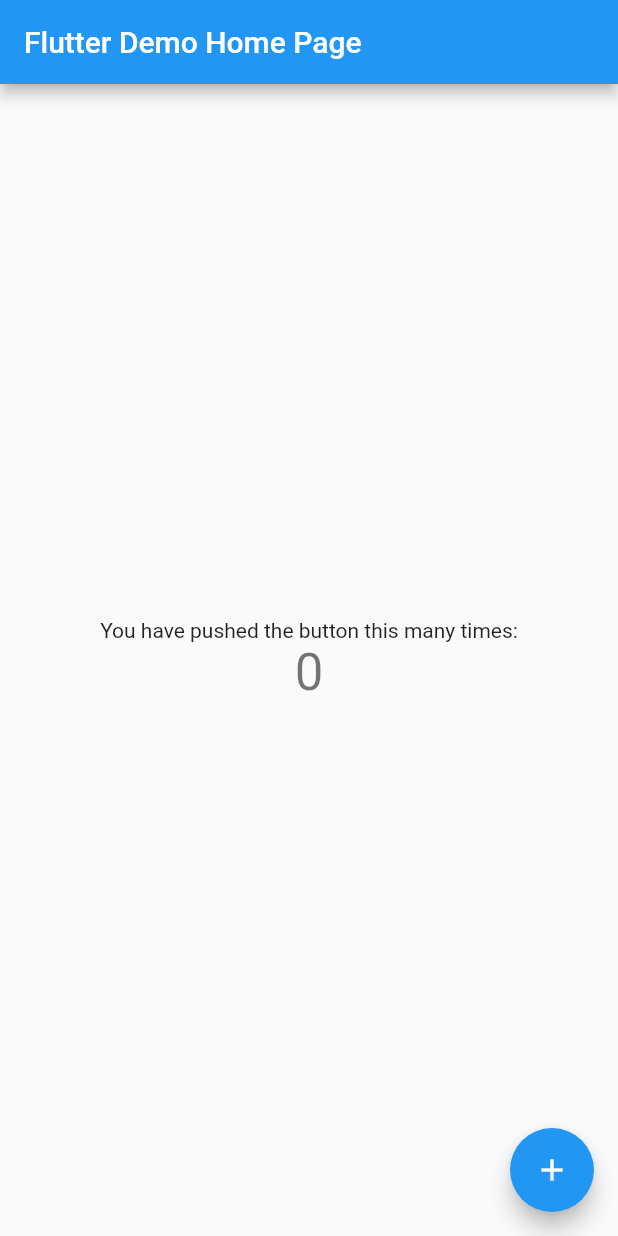
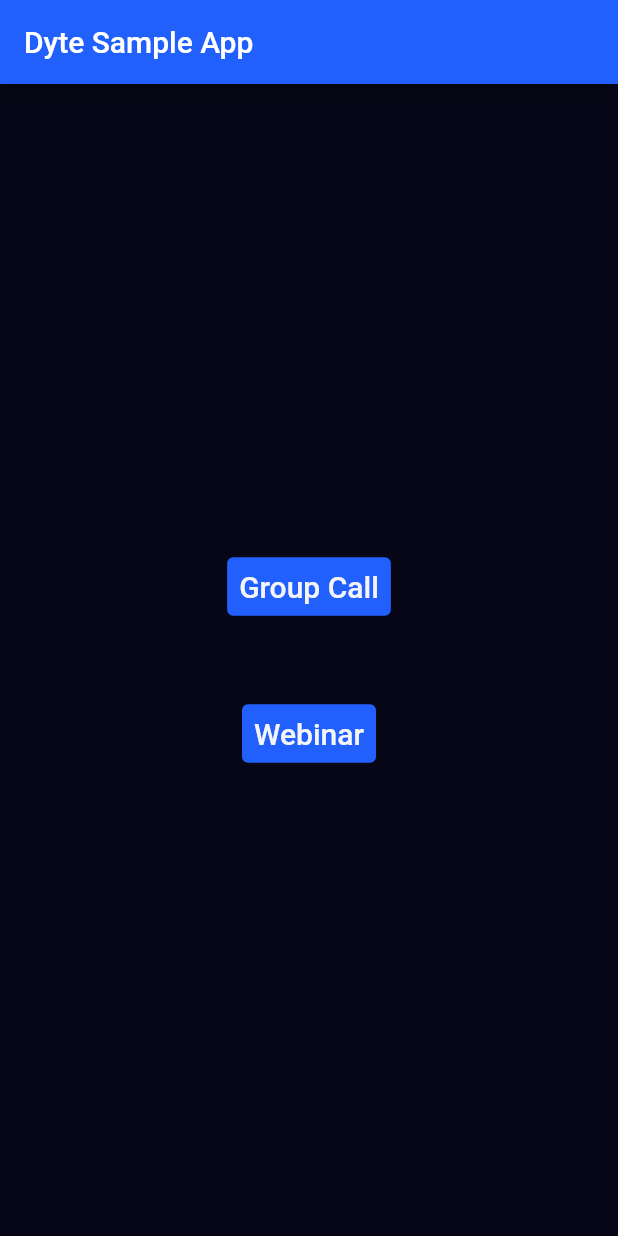
Before and after one commit to mokshdagangrade/flutter-sample-app, a Flutter app: the screen it shows after launch, on a phone screen of 412 x 824 dp. Run offline on Flutter 3.47's test engine with Material 2 defaults, Android fonts, the phone set to English and light mode, and no system bars.

Commit message:
feat(group_call): set up basic group call UI

```diff
--- /dev/null
+++ b/lib/home_page.dart
@@ -0,0 +1,52 @@
+import 'package:dyte_flutter_sample_app/group_call.dart';
+import 'package:flutter/cupertino.dart';
+import 'package:flutter/material.dart';
+
+class DyteSampleHomePage extends StatelessWidget {
+  const DyteSampleHomePage({Key? key, required this.title}) : super(key: key);
+
+  final String title;
+
+  @override
+  Widget build(BuildContext context) {
+    return Scaffold(
+      appBar: AppBar(
+        title: Text(title),
+        backgroundColor: const Color(0xff2160fd),
+      ),
+      body: Center(
+        child: Column(
+          mainAxisAlignment: MainAxisAlignment.center,
+          children: <Widget>[
+            Container(
+              margin: const EdgeInsets.all(25),
+              child: TextButton(
+                child: const Text(
+                  'Group Call',
+                  style: TextStyle(fontSize: 20.0),
+                ),
+                onPressed: () {
+                  Navigator.push(
+                      context,
+                      MaterialPageRoute(
+                          builder: (context) =>
+                              GroupCall(title: '$title - Group Call')));
+                },
+              ),
+            ),
+            Container(
+              margin: const EdgeInsets.all(25),
+              child: TextButton(
+                child: const Text(
+                  'Webinar',
+                  style: TextStyle(fontSize: 20.0),
+                ),
+                onPressed: () {},
+              ),
+            ),
+          ],
+        ),
+      ),
+    );
+  }
+}
--- a/lib/main.dart
+++ b/lib/main.dart
@@ -1,115 +1,28 @@
+import 'package:dyte_flutter_sample_app/home_page.dart';
 import 'package:flutter/material.dart';
 
 void main() {
-  runApp(const MyApp());
+  runApp(const DyteSampleApp());
 }
 
-class MyApp extends StatelessWidget {
-  const MyApp({Key? key}) : super(key: key);
+class DyteSampleApp extends StatelessWidget {
+  const DyteSampleApp({Key? key}) : super(key: key);
 
-  // This widget is the root of your application.
   @override
   Widget build(BuildContext context) {
     return MaterialApp(
-      title: 'Flutter Demo',
+      title: 'Dyte Sample App',
       theme: ThemeData(
-        // This is the theme of your application.
-        //
-        // Try running your application with "flutter run". You'll see the
-        // application has a blue toolbar. Then, without quitting the app, try
-        // changing the primarySwatch below to Colors.green and then invoke
-        // "hot reload" (press "r" in the console where you ran "flutter run",
-        // or simply save your changes to "hot reload" in a Flutter IDE).
-        // Notice that the counter didn't reset back to zero; the application
-        // is not restarted.
-        primarySwatch: Colors.blue,
-      ),
-      home: const MyHomePage(title: 'Flutter Demo Home Page'),
+          primarySwatch: Colors.blue,
+          textButtonTheme: TextButtonThemeData(
+            style: TextButton.styleFrom(
+              backgroundColor: const Color(0xff2160fd),
+              primary: const Color(0xfff5f5f7),
+            ),
+          ),
+          scaffoldBackgroundColor: const Color(0xff060617)),
+      home: const DyteSampleHomePage(title: 'Dyte Sample App'),
+      debugShowCheckedModeBanner: false,
     );
   }
 }
-
-class MyHomePage extends StatefulWidget {
-  const MyHomePage({Key? key, required this.title}) : super(key: key);
-
-  // This widget is the home page of your application. It is stateful, meaning
-  // that it has a State object (defined below) that contains fields that affect
-  // how it looks.
-
-  // This class is the configuration for the state. It holds the values (in this
-  // case the title) provided by the parent (in this case the App widget) and
-  // used by the build method of the State. Fields in a Widget subclass are
-  // always marked "final".
-
-  final String title;
-
-  @override
-  State<MyHomePage> createState() => _MyHomePageState();
-}
-
-class _MyHomePageState extends State<MyHomePage> {
-  int _counter = 0;
-
-  void _incrementCounter() {
-    setState(() {
-      // This call to setState tells the Flutter framework that something has
-      // changed in this State, which causes it to rerun the build method below
-      // so that the display can reflect the updated values. If we changed
-      // _counter without calling setState(), then the build method would not be
-      // called again, and so nothing would appear to happen.
-      _counter++;
-    });
-  }
-
-  @override
-  Widget build(BuildContext context) {
-    // This method is rerun every time setState is called, for instance as done
-    // by the _incrementCounter method above.
-    //
-    // The Flutter framework has been optimized to make rerunning build methods
-    // fast, so that you can just rebuild anything that needs updating rather
-    // than having to individually change instances of widgets.
-    return Scaffold(
-      appBar: AppBar(
-        // Here we take the value from the MyHomePage object that was created by
-        // the App.build method, and use it to set our appbar title.
-        title: Text(widget.title),
-      ),
-      body: Center(
-        // Center is a layout widget. It takes a single child and positions it
-        // in the middle of the parent.
-        child: Column(
-          // Column is also a layout widget. It takes a list of children and
-          // arranges them vertically. By default, it sizes itself to fit its
-          // children horizontally, and tries to be as tall as its parent.
-          //
-          // Invoke "debug painting" (press "p" in the console, choose the
-          // "Toggle Debug Paint" action from the Flutter Inspector in Android
-          // Studio, or the "Toggle Debug Paint" command in Visual Studio Code)
-          // to see the wireframe for each widget.
-          //
-          // Column has various properties to control how it sizes itself and
-          // how it positions its children. Here we use mainAxisAlignment to
-          // center the children vertically; the main axis here is the vertical
-          // axis because Columns are vertical (the cross axis would be
-          // horizontal).
-          mainAxisAlignment: MainAxisAlignment.center,
-          children: <Widget>[
-            const Text(
-              'You have pushed the button this many times:',
-            ),
-            Text(
-              '$_counter',
-              style: Theme.of(context).textTheme.headline4,
-            ),
-          ],
-        ),
-      ),
-      floatingActionButton: FloatingActionButton(
-        onPressed: _incrementCounter,
-        tooltip: 'Increment',
-        child: const Icon(Icons.add),
-      ), // This trailing comma makes auto-formatting nicer for build methods.
-    );
-  }
-}
```
Also changed, not shown: lib/group_call.dart (added, +69 -0 lines), 1 other file.
